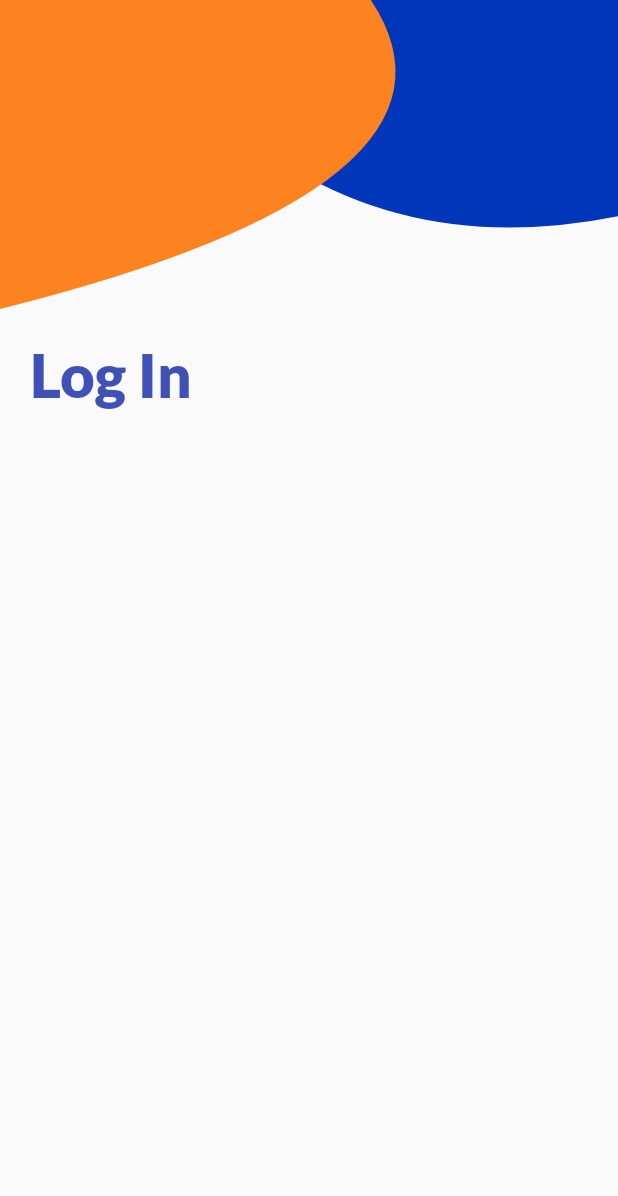
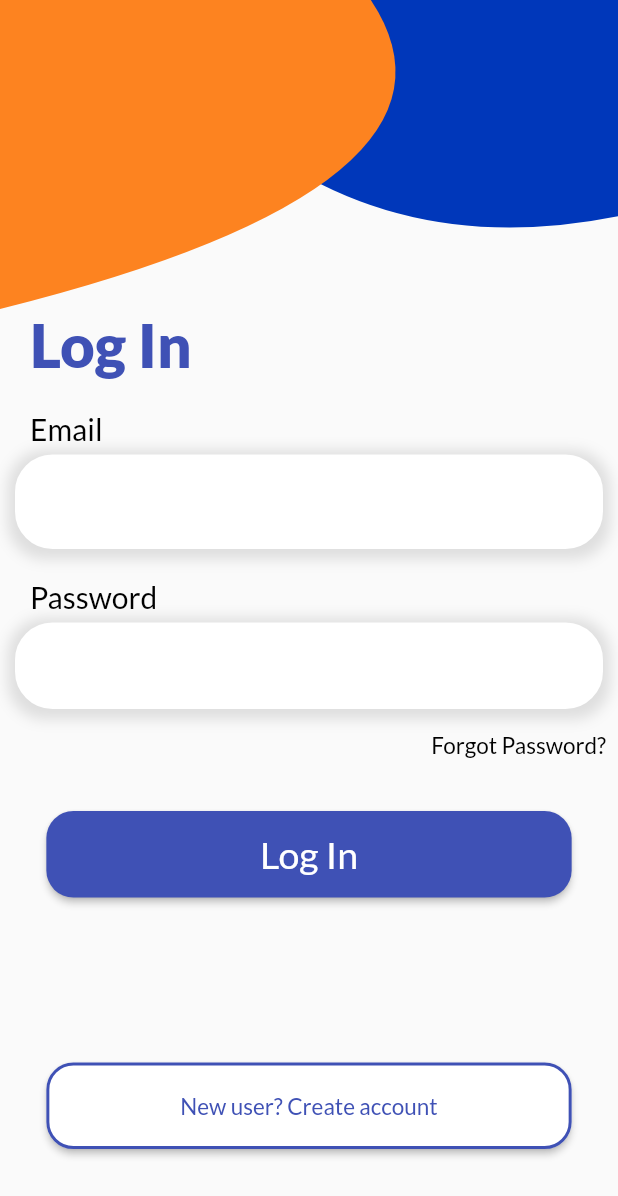
Before and after one commit to asfandalavi75/Internship-Assignment, a Flutter app: the screen it shows after launch, on a phone screen of 412 x 824 dp. Shown: the top 1196 px of the screen. Run offline on Flutter 3.47's test engine with Material 2 defaults, Android fonts, the phone set to English and light mode, and no system bars; our stand-ins replace google_fonts.

Commit message:
LoginPage UI done
Need to Implement Backend

```diff
--- /dev/null
+++ b/lib/imports/login_form.dart
@@ -0,0 +1,231 @@
+import 'package:flutter/cupertino.dart';
+import 'package:flutter/material.dart';
+import 'package:google_fonts/google_fonts.dart';
+
+class LoginForm extends StatefulWidget {
+  const LoginForm({
+    Key? key,
+  }) : super(key: key);
+
+  @override
+  State<LoginForm> createState() => _LoginFormState();
+}
+
+class _LoginFormState extends State<LoginForm> {
+  TextEditingController emailController = new TextEditingController();
+  TextEditingController passwordController = new TextEditingController();
+  final formKey = GlobalKey<FormState>();
+  bool _isHidden = true;
+  Color emailColor = Colors.white;
+  Color passColor = Colors.white;
+  @override
+  Widget build(BuildContext context) {
+    return Form(
+      key: formKey,
+      child: Column(
+        crossAxisAlignment: CrossAxisAlignment.start,
+        children: [
+          Container(
+            margin: const EdgeInsets.only(left: 20, top: 20, bottom: 5),
+            child: Text(
+              "Email",
+              style: GoogleFonts.lato(
+                fontSize: 20,
+                color: Colors.black,
+              ),
+            ),
+          ),
+          Container(
+            decoration: BoxDecoration(
+              color: Colors.white,
+              boxShadow: [
+                BoxShadow(
+                  color: Colors.grey.withOpacity(0.3), //color of shadow
+                  spreadRadius: 5, //spread radius
+                  blurRadius: 7, // blur radius
+                  offset: Offset(0, 2), // changes position of shadow
+                  //first paramerter of offset is left-right
+                  //second parameter is top to down
+                ),
+                //you can set more BoxShadow() here
+              ],
+              borderRadius: BorderRadius.circular(25),
+              border: Border.all(
+                color: emailColor,
+                width: 2,
+              ),
+            ),
+            margin: const EdgeInsets.only(left: 10, right: 10),
+            child: TextFormField(
+              controller: emailController,
+              decoration: InputDecoration(
+                filled: true,
+                fillColor: Colors.white,
+                border: OutlineInputBorder(
+                  borderRadius: BorderRadius.circular(25),
+                  borderSide: const BorderSide(
+                    width: 0,
+                    style: BorderStyle.none,
+                  ),
+                ),
+              ),
+              validator: (value) {
+                if (value == null || value.isEmpty) {
+                  return null;
+                }
+                return null;
+              },
+            ),
+          ),
+          Container(
+            margin: const EdgeInsets.only(left: 20, top: 20, bottom: 5),
+            child: Text(
+              "Password",
+              style: GoogleFonts.lato(
+                fontSize: 20,
+                color: Colors.black,
+              ),
+            ),
+          ),
+          Container(
+            margin: const EdgeInsets.only(left: 10, right: 10),
+            height: MediaQuery.of(context).size.height * 0.07,
+            decoration: BoxDecoration(
+              color: Colors.white,
+              boxShadow: [
+                BoxShadow(
+                  color: Colors.grey.withOpacity(0.3), //color of shadow
+                  spreadRadius: 5, //spread radius
+                  blurRadius: 7, // blur radius
+                  offset: Offset(0, 2), // changes position of shadow
+                  //first paramerter of offset is left-right
+                  //second parameter is top to down
+                ),
+              ],
+              borderRadius: BorderRadius.circular(25),
+              border: Border.all(
+                color: passColor,
+                width: 2,
+              ),
+            ),
+            child: TextFormField(
+              controller: passwordController,
+              obscureText: _isHidden,
+              decoration: InputDecoration(
+                filled: true,
+                fillColor: Colors.white,
+                suffix: InkWell(
+                  onTap: _togglePasswordView,
+                  child: Icon(
+                    _isHidden ? Icons.visibility : Icons.visibility_off,
+                  ),
+                ),
+                //eye icon if passenable = true, else, Icon is ***__
+                border: OutlineInputBorder(
+                  borderRadius: BorderRadius.circular(25),
+                  borderSide: const BorderSide(
+                    width: 0,
+                    style: BorderStyle.none,
+                  ),
+                ),
+              ),
+              validator: (value) {
+                if (value == null || value.isEmpty) {}
+                return null;
+              },
+            ),
+          ),
+          Container(
+            alignment: Alignment.centerRight,
+            child: TextButton(
+              onPressed: () {},
+              child: Text(
+                "Forgot Password?",
+                style: GoogleFonts.lato(
+                  fontSize: 15,
+                  color: Colors.black,
+                ),
+              ),
+            ),
+          ),
+          Center(
+            child: Container(
+              margin: const EdgeInsets.all(20),
+              height: MediaQuery.of(context).size.height * 0.07,
+              width: MediaQuery.of(context).size.width * 0.85,
+              child: ElevatedButton(
+                onPressed: () {
+                  bool emailCheck = emailController.value.text.isNotEmpty;
+                  bool passCheck = passwordController.value.text.isNotEmpty;
+                  int emailLen = emailController.value.text.length;
+                  int passLen = passwordController.value.text.length;
+
+                  setState(() {
+                    if (emailCheck == true && emailLen > 8) {
+                      emailColor = Colors.white;
+                    } else {
+                      emailColor = Colors.red;
+                    }
+                    if (passCheck == true && passLen > 8) {
+                      passColor = Colors.white;
+                    } else {
+                      passColor = Colors.red;
+                    }
+                  });
+                },
+                child: Text(
+                  "Log In",
+                  style: GoogleFonts.lato(
+                    fontSize: 25,
+                  ),
+                ),
+                style: ButtonStyle(
+                  shape: MaterialStateProperty.all<RoundedRectangleBorder>(
+                    RoundedRectangleBorder(
+                      borderRadius: BorderRadius.circular(18.0),
+                    ),
+                  ),
+                ),
+              ),
+            ),
+          ),
+          Center(
+            child: Container(
+                margin: const EdgeInsets.only(top: 90),
+                height: MediaQuery.of(context).size.height * 0.07,
+                width: MediaQuery.of(context).size.width * 0.85,
+                child: ElevatedButton(
+                  onPressed: () {},
+                  child: Text(
+                    "New user? Create account",
+                    style: GoogleFonts.lato(
+                      fontSize: 15,
+                      color: Colors.indigo,
+                    ),
+                  ),
+                  style: ButtonStyle(
+                    backgroundColor: MaterialStateProperty.resolveWith<Color>(
+                      (Set<MaterialState> states) {
+                        return Colors.white; // Use the component's default.
+                      },
+                    ),
+                    shape: MaterialStateProperty.all<RoundedRectangleBorder>(
+                      RoundedRectangleBorder(
+                          borderRadius: BorderRadius.circular(18.0),
+                          side: const BorderSide(
+                              width: 2.0, color: Colors.indigo)),
+                    ),
+                  ),
+                )),
+          ),
+        ],
+      ),
+    );
+  }
+
+  void _togglePasswordView() {
+    setState(() {
+      _isHidden = !_isHidden;
+    });
+  }
+}
--- a/lib/login_page.dart
+++ b/lib/login_page.dart
@@ -2,28 +2,32 @@ import 'package:flutter/cupertino.dart';
 import 'package:flutter/material.dart';
 import './imports/background_shapes.dart';
 import 'package:google_fonts/google_fonts.dart';
+import './imports/login_form.dart';
 
-class LoginPage extends StatefulWidget {
+class LoginPage extends StatelessWidget {
   LoginPage({Key? key}) : super(key: key);
 
-  @override
-  State<LoginPage> createState() => _LoginPageState();
-}
+//   @override
+//   State<LoginPage> createState() => _LoginPageState();
+// }
 
-class _LoginPageState extends State<LoginPage> {
+// class _LoginPageState extends State<LoginPage> {
   @override
   Widget build(BuildContext context) {
     return Scaffold(
-      body: Column(
+      resizeToAvoidBottomInset: true,
+      body: SingleChildScrollView(
+        child: Column(
           crossAxisAlignment: CrossAxisAlignment.start,
           children: [
             SizedBox(
               width: double.infinity,
               height: MediaQuery.of(context).size.height * 0.25,
-            child: CustomPaint(painter: BackgroundShapes(), child: Container()),
+              child:
+                  CustomPaint(painter: BackgroundShapes(), child: Container()),
             ),
             Container(
-            margin: const EdgeInsets.only(left: 20, top: 20),
+              margin: const EdgeInsets.only(left: 20),
               child: Text(
                 "Log In",
                 style: GoogleFonts.lato(
@@ -32,8 +36,10 @@ class _LoginPageState extends State<LoginPage> {
                   color: Colors.indigo,
                 ),
               ),
-          )
+            ),
+            LoginForm(),
           ],
+        ),
       ),
     );
   }
```
Lines whose indentation alone changed are shown as unchanged.
